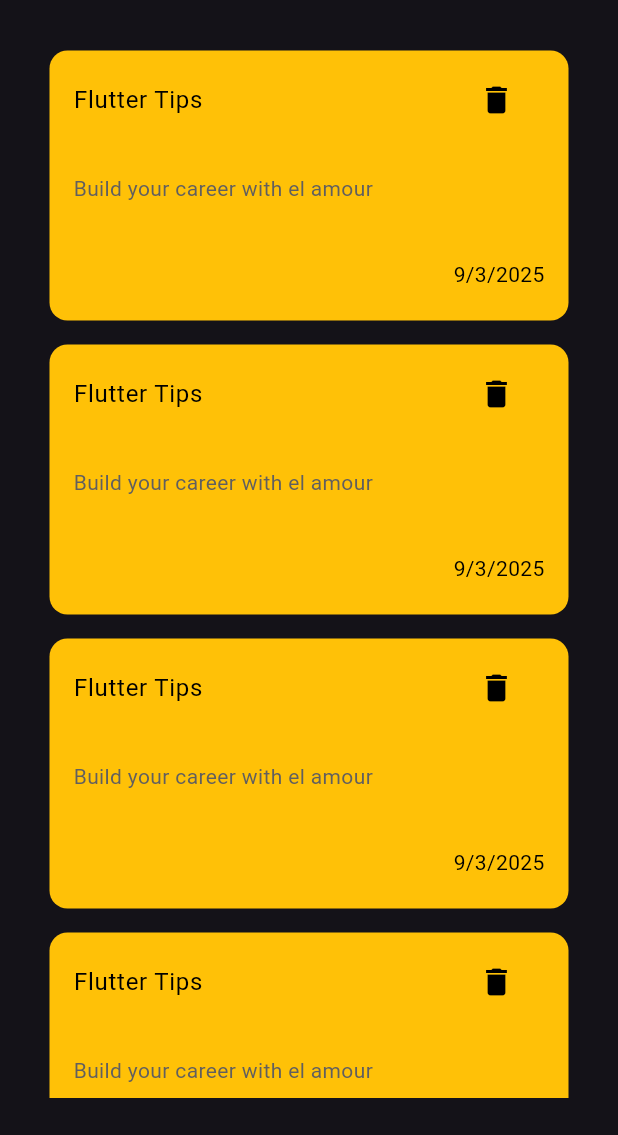
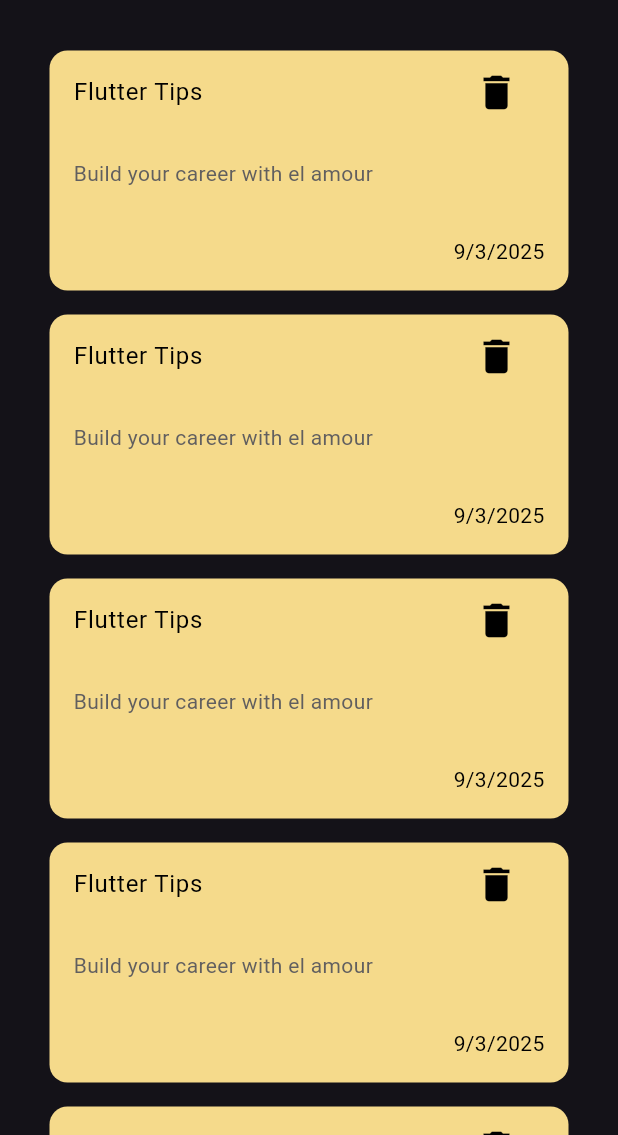
Before and after one commit to MahmoudRamadan22/Notes, a Flutter app: the screen it shows after launch, on a phone screen of 412 x 824 dp, the part 101-1236 px from its top. Run offline on Flutter 3.47's test engine with Material 3 defaults, Android fonts, the phone set to English and light mode, and no system bars.

Commit message:
notes list view

```diff
--- a/lib/views/home_view.dart
+++ b/lib/views/home_view.dart
@@ -9,7 +9,7 @@ class HomeView extends StatelessWidget {
     return SafeArea(
       child: Scaffold(
         body: Padding(
-          padding: const EdgeInsets.all(25),
+          padding: const EdgeInsets.only(right: 25, left: 25, top: 25),
           child: NotesViewBody(),
         ),
       ),
--- a/lib/widgets/note_card.dart
+++ b/lib/widgets/note_card.dart
@@ -6,10 +6,9 @@ class NoteCard extends StatelessWidget {
   @override
   Widget build(BuildContext context) {
     return Container(
-      height: 180,
       width: 300,
       decoration: BoxDecoration(
-        color: Colors.amber,
+        color: const Color.fromARGB(255, 245, 218, 139),
         borderRadius: BorderRadius.circular(12),
       ),
       child: Column(
@@ -19,7 +18,10 @@ class NoteCard extends StatelessWidget {
           ListTile(
             title: Text("Flutter Tips"),
             textColor: Colors.black,
-            trailing: IconButton(onPressed: () {}, icon: Icon(Icons.delete)),
+            trailing: IconButton(
+              onPressed: () {},
+              icon: Icon(Icons.delete, size: 30),
+            ),
             iconColor: Colors.black,
           ),
           Padding(
--- /dev/null
+++ b/lib/widgets/notes_list_view.dart
@@ -0,0 +1,16 @@
+import 'package:flutter/material.dart';
+import 'package:notes/widgets/note_card.dart';
+
+class NotesListView extends StatelessWidget {
+  const NotesListView({super.key});
+
+  @override
+  Widget build(BuildContext context) {
+    return ListView.builder(
+      itemBuilder:
+          (context, index) =>
+              Padding(padding: const EdgeInsets.all(8.0), child: NoteCard()),
+      itemCount: 6,
+    );
+  }
+}
--- a/lib/widgets/notes_view_body.dart
+++ b/lib/widgets/notes_view_body.dart
@@ -1,6 +1,6 @@
 import 'package:flutter/material.dart';
 import 'package:notes/widgets/custom_app_bar.dart';
-import 'package:notes/widgets/note_card.dart';
+import 'package:notes/widgets/notes_list_view.dart';
 
 class NotesViewBody extends StatelessWidget {
   const NotesViewBody({super.key});
@@ -11,16 +11,7 @@ class NotesViewBody extends StatelessWidget {
       children: [
         CustomAppBar(),
         SizedBox(height: 20),
-        Expanded(
-          child: ListView.builder(
-            itemBuilder:
-                (context, index) => Padding(
-                  padding: const EdgeInsets.all(8.0),
-                  child: NoteCard(),
-                ),
-            itemCount: 6,
-          ),
-        ),
+        Expanded(child: NotesListView()),
       ],
     );
   }
```
